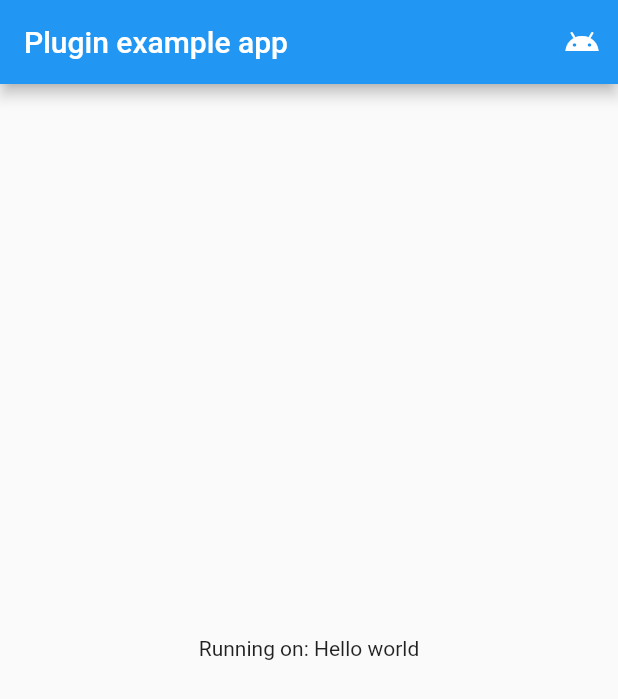
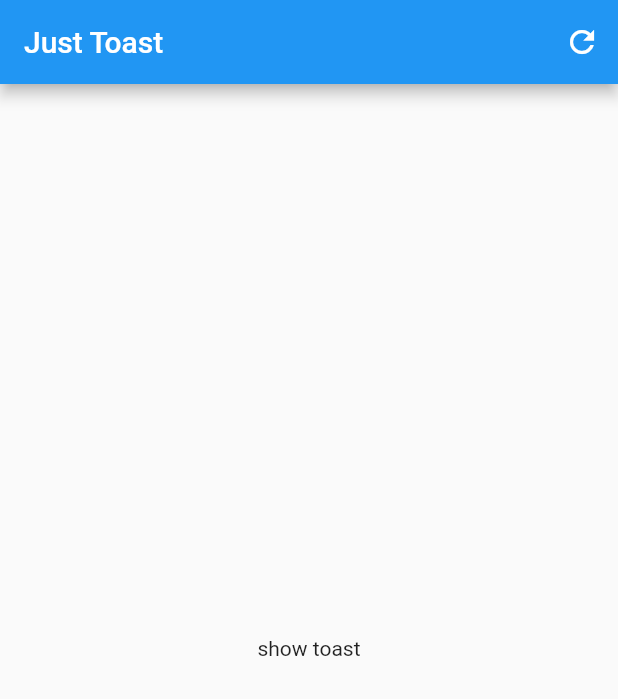
Before and after one commit to kishan2612/flutter-just-toast, a Flutter app: the screen it shows after launch, on a phone screen of 412 x 824 dp. Shown: the top 699 px of the screen. Run offline on Flutter 3.47's test engine with Material 2 defaults, Android fonts, the light colour scheme and no system bars.

Commit message:
Toast customisation for ios is added

```diff
--- a/example/lib/main.dart
+++ b/example/lib/main.dart
@@ -26,15 +26,16 @@ class _MyAppState extends State<MyApp> {
       home: Scaffold(
         appBar: AppBar(
           actions: <Widget>[
-            IconButton(icon: Icon(Icons.android),
+            IconButton(icon: Icon(Icons.refresh),
             onPressed: (){
-              Toast.show(message:"Hello world",duration: Duration.LONG);
+              Toast.show(message:"Hello world",duration: Delay.LONG,
+              backgroundColor: Colors.green,textColor: Colors.white);
             },)
           ],
-          title: const Text('Plugin example app'),
+          title: const Text("Just Toast"),
         ),
         body: Center(
-          child: Text('Running on: Hello world\n'),
+          child: Text('show toast\n'),
         ),
       ),
     );
--- a/lib/flutter_just_toast.dart
+++ b/lib/flutter_just_toast.dart
@@ -1,19 +1,31 @@
 import 'dart:async';
 
 import 'package:flutter/services.dart';
+import 'package:flutter/material.dart';
 
 class Toast {
   static const MethodChannel _channel =
       const MethodChannel('flutter_just_toast');
 
-  static Future<String> show({String message, Duration duration}) async {
+  static Future<String> show({
+    String message,
+    Delay duration,
+    Color backgroundColor = Colors.grey,
+    Color textColor = Colors.black
+    }) async {
+
     String _duration = "short";
 
-    if (duration == Duration.LONG) {
+    if (duration == Delay.LONG) {
       _duration = "long";
     }
 
-    var _toastValues = {"message":message,"duration":_duration};
+    var _toastValues = {
+      "message":message,
+      "duration":_duration,
+      "backgroundColor": backgroundColor.value,
+      "textColor": textColor.value
+    };
 
     String _result = await _channel.invokeMethod("toast",_toastValues);
 
@@ -21,4 +33,4 @@ class Toast {
   }
 }
 
-enum Duration { SHORT, LONG }
+enum Delay { SHORT, LONG }
```
Also changed, not shown: 6 other files.
